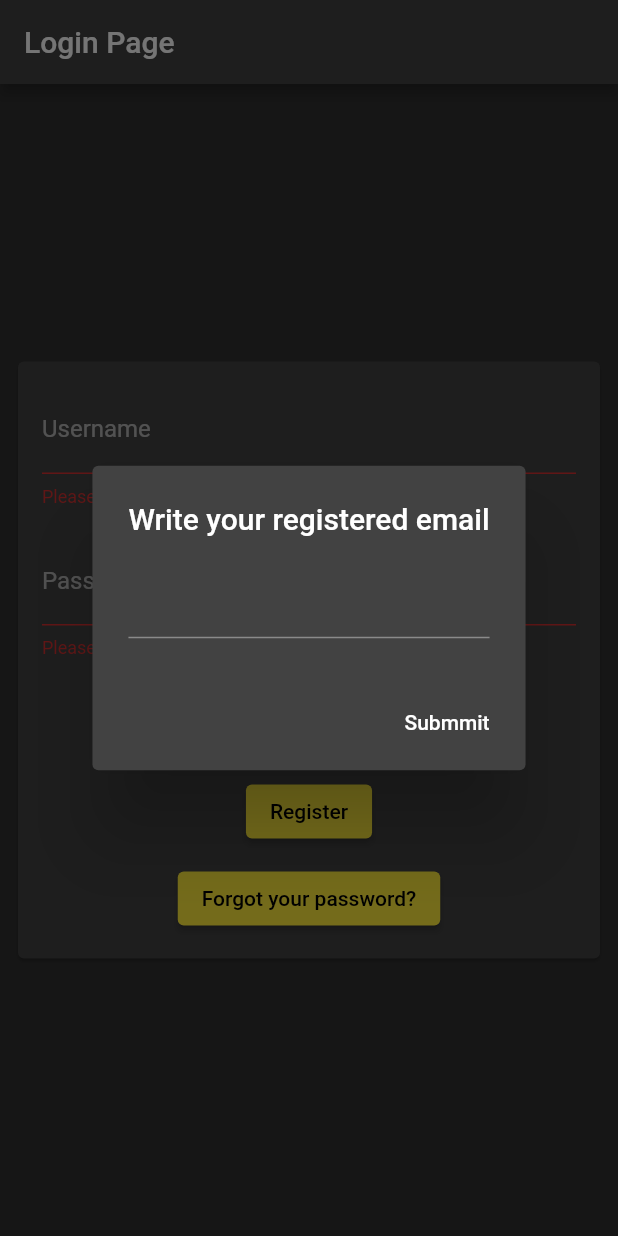
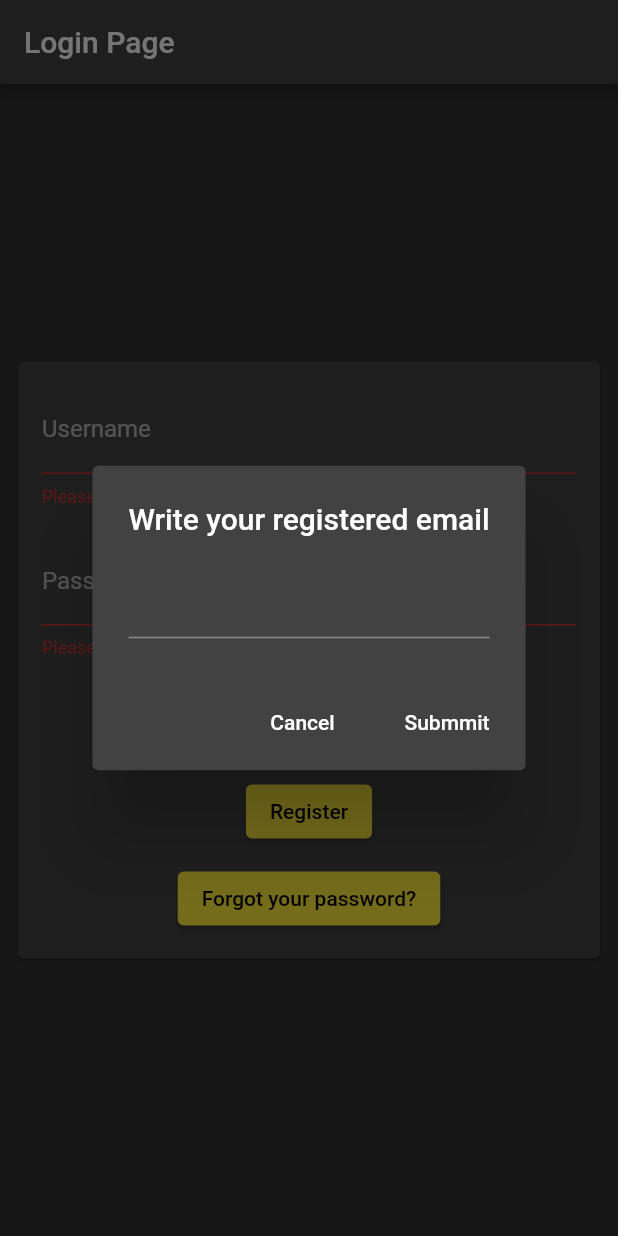
Before and after one commit to samuelv8/omni_manager_v2, a Flutter app: the screen it shows after launch, after a tap on "Sign In", after a tap on "Forgot your password?", on a phone screen of 412 x 824 dp. Run offline on Flutter 3.47's test engine with Material 2 defaults, Android fonts, the phone set to English and light mode, and no system bars; our stand-ins replace charts_flutter, cloud_firestore, firebase_auth, firebase_core, shared_preferences; missing offline and left inert: cloud_firestore_web, firebase_auth_web, firebase_core_web, shared_preferences_web; accounts and stored records are empty.

Commit message:
[OMN-30] add cancel button and logic for submit

```diff
--- a/lib/pages/login.dart
+++ b/lib/pages/login.dart
@@ -20,22 +20,41 @@ class _LoginPageState extends State<LoginPage> {
 
   //function to show pop-up window asking for registered email
   createAlertDialog(BuildContext context) {
-    TextEditingController customController = TextEditingController();
+    TextEditingController emailController = TextEditingController();
 
     return showDialog(
         context: context,
         builder: (context) {
           return AlertDialog(
               title: Text("Write your registered email"),
-              content: TextField(
-                controller: customController,
+              content: TextFormField(
+                controller: emailController,
+                keyboardType: TextInputType.emailAddress,
               ),
               actions: <Widget>[
                 MaterialButton(
                   elevation: 5.0,
+                  child: Text("Cancel"),
+                  onPressed: () {
+                    Navigator.of(context, rootNavigator: true).pop();
+                  },
+                ),
+                MaterialButton(
+                  elevation: 5.0,
                   child: Text("Submmit"),
-                  onPressed: () {
-                    createAlertDialog(context);
+                  onPressed: () async {
+                    ScaffoldMessenger.of(context).showSnackBar(
+                        const SnackBar(content: Text("Sending email...")));
+                    await sendRecoveryEmail(emailController.text).then((value) {
+                      ScaffoldMessenger.of(context).hideCurrentSnackBar();
+                      ScaffoldMessenger.of(context).showSnackBar(const SnackBar(
+                          content: Text("Email sent successfully.")));
+                    }).catchError((error) {
+                      ScaffoldMessenger.of(context).hideCurrentSnackBar();
+                      ScaffoldMessenger.of(context).showSnackBar(const SnackBar(
+                          content: Text("Error sending email.")));
+                    });
+                    Navigator.of(context, rootNavigator: true).pop();
                   },
                 )
               ]);
@@ -150,6 +169,7 @@ class _LoginPageState extends State<LoginPage> {
                             ElevatedButton(
                               onPressed: () {
                                 createAlertDialog(context);
+                                ScaffoldMessenger.of(context).clearSnackBars();
                               },
                               child: Text("Forgot your password?"),
                             )
```
